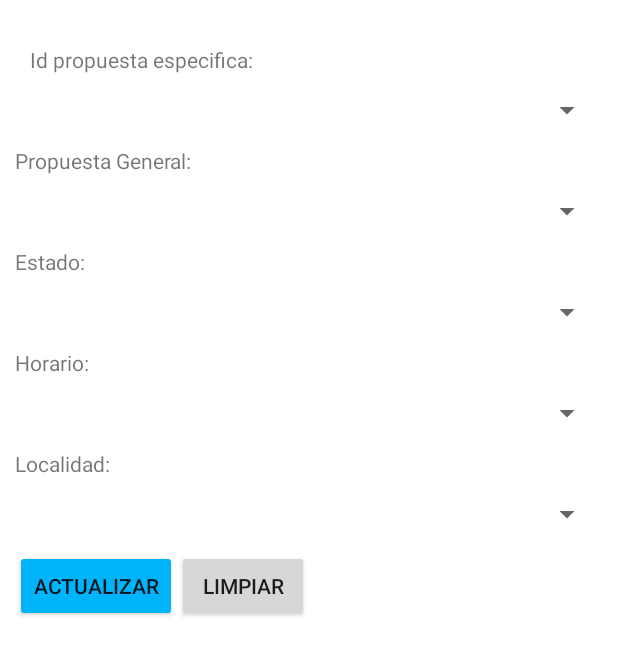
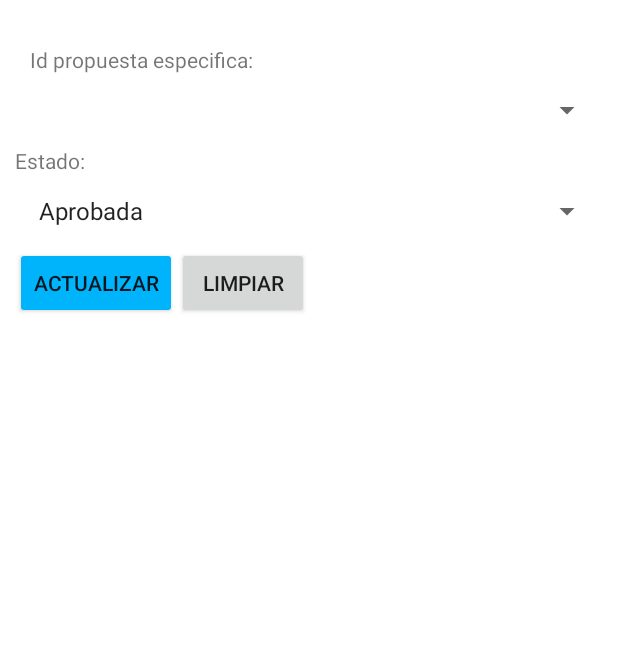
Before and after one commit to MisaelGG11/G10Proyecto01, an Android app: the PropuestaEspecificaActualizarActivity screen opened directly, with no data from a screen before it, on a phone screen of 412 x 824 dp. Shown: the top 655 px of the screen. Run offline under Robolectric (Android 15) with nearby library versions, the phone set to English and light mode, and no system bars.

Commit message:
Añadir demás funciones CRUD Propuesta Especifica

```diff
--- a/app/src/main/java/com/example/g10proyecto01/PropuestaEspecificaActualizarActivity.java
+++ b/app/src/main/java/com/example/g10proyecto01/PropuestaEspecificaActualizarActivity.java
@@ -4,8 +4,11 @@ import android.annotation.SuppressLint;
 import android.app.Activity;
 import android.database.Cursor;
 import android.os.Bundle;
+import android.util.Log;
+import android.view.View;
 import android.widget.ArrayAdapter;
 import android.widget.Spinner;
+import android.widget.Toast;
 
 import java.util.ArrayList;
 import java.util.List;
@@ -14,25 +17,17 @@ public class PropuestaEspecificaActualizarActivity extends Activity {
     ControlG10Proyecto01 helper;
     Spinner spinIdPropuestaEspecifica;
     List<Integer> opcSpiIdPropuestaEspecifica = new ArrayList<>();
-    Spinner spinIdPropuestaGeneral;
-    List<Integer> opcSpiIdPropuestaGeneral = new ArrayList<>();
     Spinner spinEstadoPropuesta;
-    Spinner spinHorarioSpinner;
-    Spinner spinLocalidad;
+    List<String> opcSpinEstado = new ArrayList<>();
     @Override
     protected void onCreate(Bundle savedInstanceState) {
         super.onCreate(savedInstanceState);
         setContentView(R.layout.activity_propuesta_especifica_actualizar);
         helper = new ControlG10Proyecto01(this);
         spinIdPropuestaEspecifica = findViewById(R.id.spinActualizarIdPropuestaEspecifica);
-        spinIdPropuestaGeneral = findViewById(R.id.spinActualizarGeneralPropuestaEspecifica);
         spinEstadoPropuesta = findViewById(R.id.spinActualizarEstadoPropuestaEspecifica);
-        spinHorarioSpinner = findViewById(R.id.spinActualizarHorarioPropuestaEspecifica);
-        spinLocalidad = findViewById(R.id.spinActualizarLocalidadPropuestaEspecifica);
         llenarSpinnerIdPropuestaEspecifica();
-        llenarSpinnerIdPropuestaGeneral();
-
-
+        llenarSpinnerEstado();
     }
     public void llenarSpinnerIdPropuestaEspecifica(){
         String query = "SELECT id_especifica FROM Propuesta_Especifica";
@@ -46,16 +41,23 @@ public class PropuestaEspecificaActualizarActivity extends Activity {
         adapterOpcionesSpinner.setDropDownViewResource(android.R.layout.simple_spinner_dropdown_item);
         spinIdPropuestaEspecifica.setAdapter(adapterOpcionesSpinner);
     }
-    public void llenarSpinnerIdPropuestaGeneral(){
-        String query = "SELECT id_propuesta FROM Propuesta_General";
-        Cursor cursor = helper.llenarSpinner(query);
-        while(cursor.moveToNext()){
-            @SuppressLint("Range")
-            int idPropuesta = cursor.getInt(cursor.getColumnIndex("id_propuesta"));
-            opcSpiIdPropuestaGeneral.add(idPropuesta);
+    public void llenarSpinnerEstado(){
+        String[] opcionesEstado = {"Aprobada", "Denegada","Pendiente"};
+        for (int i = 0; i < opcionesEstado.length; i++) {
+            opcSpinEstado.add(opcionesEstado[i]);
         }
-        ArrayAdapter<Integer> adapterOpcionesSpinner = new ArrayAdapter<>(this, android.R.layout.simple_list_item_1, opcSpiIdPropuestaGeneral);
+        ArrayAdapter<String> adapterOpcionesSpinner = new ArrayAdapter<>(this, android.R.layout.simple_list_item_1, opcSpinEstado);
         adapterOpcionesSpinner.setDropDownViewResource(android.R.layout.simple_spinner_dropdown_item);
-        spinIdPropuestaGeneral.setAdapter(adapterOpcionesSpinner);
+        spinEstadoPropuesta.setAdapter(adapterOpcionesSpinner);
+    }
+
+    public void ActualizarPropuestaEspecifica(View v){
+        int id = Integer.parseInt(spinIdPropuestaEspecifica.getSelectedItem().toString());
+        String estadoPropuesta = spinEstadoPropuesta.getSelectedItem().toString().substring(0,1);
+        PropuestaEspecifica propuestaEspecifica = new PropuestaEspecifica(id,estadoPropuesta);
+        helper.abrir();
+        String estado = helper.actualizar(propuestaEspecifica);
+        helper.cerrar();
+        Toast.makeText(this,estado,Toast.LENGTH_LONG).show();
     }
 }
--- a/app/src/main/res/layout/activity_opcion_crud_insertar.xml
+++ b/app/src/main/res/layout/activity_opcion_crud_insertar.xml
@@ -12,7 +12,7 @@
         <EditText
             android:id="@+id/editIdOpcionCrud"
             android:inputType="text"
-            android:maxLength="4" />
+            android:maxLength="1" />
     </TableRow>
     <TableRow>
         <TextView
--- a/app/src/main/res/layout/activity_propuesta_especifica_actualizar.xml
+++ b/app/src/main/res/layout/activity_propuesta_especifica_actualizar.xml
@@ -18,33 +18,9 @@
     <TextView
         android:layout_width="wrap_content"
         android:layout_height="wrap_content"
-        android:text="@string/txtPropuetaGeneralPropuestaEspecifica" />
-    <Spinner
-        android:id="@+id/spinActualizarGeneralPropuestaEspecifica"
-        android:layout_width="match_parent"
-        android:layout_height="48dp" />
-    <TextView
-        android:layout_width="wrap_content"
-        android:layout_height="wrap_content"
         android:text="@string/txtEstadoPropuestaEspecifica" />
     <Spinner
         android:id="@+id/spinActualizarEstadoPropuestaEspecifica"
-        android:layout_width="match_parent"
-        android:layout_height="48dp" />
-    <TextView
-        android:layout_width="wrap_content"
-        android:layout_height="wrap_content"
-        android:text="@string/txtHorarioPropuestaEspecifica" />
-    <Spinner
-        android:id="@+id/spinActualizarHorarioPropuestaEspecifica"
-        android:layout_width="match_parent"
-        android:layout_height="48dp" />
-    <TextView
-        android:layout_width="wrap_content"
-        android:layout_height="wrap_content"
-        android:text="@string/txtLocalidadPropuestaEspecifica" />
-    <Spinner
-        android:id="@+id/spinActualizarLocalidadPropuestaEspecifica"
         android:layout_width="match_parent"
         android:layout_height="48dp" />
     <LinearLayout
--- a/app/src/main/res/layout/activity_propuesta_especifica_insertar.xml
+++ b/app/src/main/res/layout/activity_propuesta_especifica_insertar.xml
@@ -21,7 +21,7 @@
         <Spinner
             android:id="@+id/spinHorarioPropuestaEspecifica"
             android:layout_width="match_parent"
-            android:layout_height="48dp" />
+            android:layout_height="58dp" />
     </TableRow>
     <TableRow>
         <TextView
```
Also changed, not shown: app/src/main/java/com/example/g10proyecto01/ControlG10Proyecto01.java (+33 -0 lines), app/src/main/java/com/example/g10proyecto01/PropuestaEspecifica.java (+10 -1 lines), app/src/main/java/com/example/g10proyecto01/PropuestaEspecificaConsultarActivity.java (+8 -5 lines), app/src/main/java/com/example/g10proyecto01/PropuestaEspecificaEliminarActivity.java (+60 -1 lines), app/src/main/java/com/example/g10proyecto01/PropuestaEspecificaInsertarActivity.java (+50 -31 lines), app/src/main/res/layout/activity_propuesta_especifica_eliminar.xml (+22 -5 lines).
